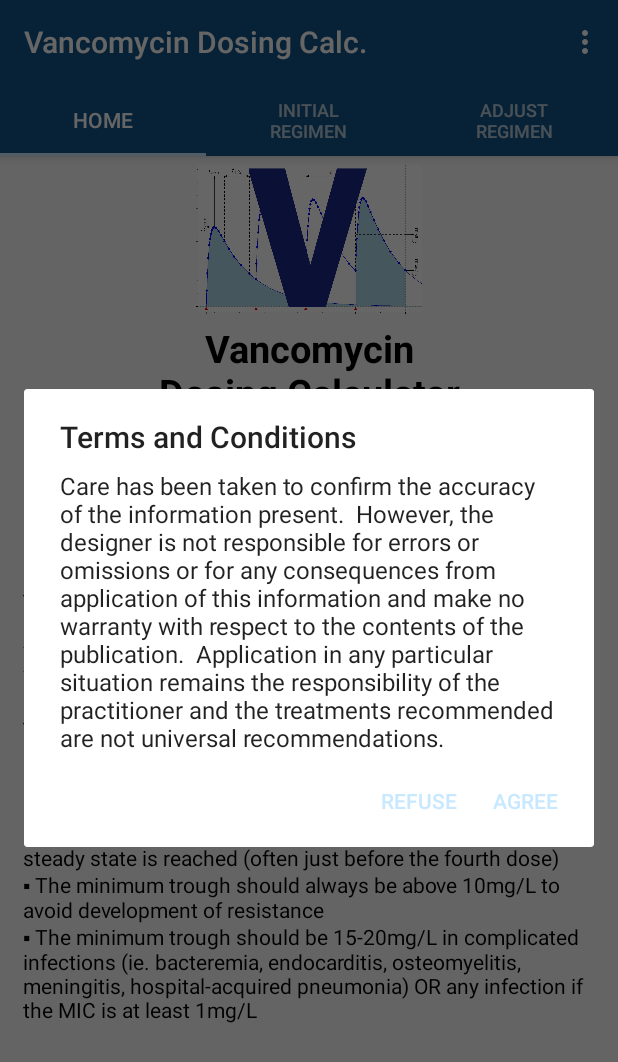
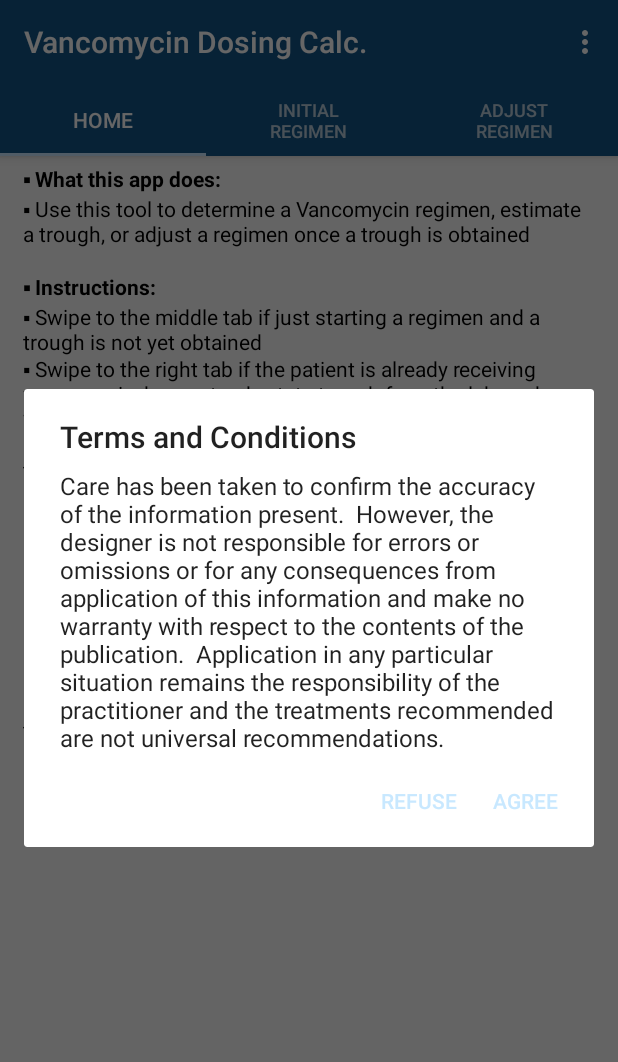
Before and after one commit to ITKosta829/Dosage-Calculator, an Android app: the screen it shows after launch (MainActivity), on a phone screen of 412 x 824 dp. Shown: the top 1062 px of the screen. Run offline under Robolectric (Android 15) with nearby library versions, the phone set to English and light mode, and no system bars.

Commit message:
Signed APK Created and Published

```diff
--- a/app/src/main/java/com/hughesmedicine/gregh/pharmacyapp/DataHandler.java
+++ b/app/src/main/java/com/hughesmedicine/gregh/pharmacyapp/DataHandler.java
@@ -280,7 +280,7 @@ public class DataHandler {
         Log.d("InitialESST", "d: " + d);
         ESST = (a * b * c) / d;
         Log.d("InitialESST", "ESST: " + ESST);
-        ESST = round(ESST, 3);
+        ESST = round(ESST, 2);
         Log.d("InitialESST", "ESST: " + ESST);
 
 
@@ -354,7 +354,7 @@ public class DataHandler {
         d = 1 - Math.exp(-pseudoActualKE * newFrequencySelection);
         Log.d("InitialESST", "d: " + d);
         newESST = (a * b * c) / d;
-        newESST = round(newESST, 3);
+        newESST = round(newESST, 2);
 
     }
 
--- a/app/src/main/java/com/hughesmedicine/gregh/pharmacyapp/FragTabHome.java
+++ b/app/src/main/java/com/hughesmedicine/gregh/pharmacyapp/FragTabHome.java
@@ -37,23 +37,26 @@ public class FragTabHome extends Fragment {
         bullet = '\u2022';
         square = '\u25AA';
 
+        TextView textA = (TextView) mView.findViewById(R.id.textA);
         TextView text1 = (TextView) mView.findViewById(R.id.text1);
         TextView text2 = (TextView) mView.findViewById(R.id.text2);
         TextView text3 = (TextView) mView.findViewById(R.id.text3);
         TextView text4 = (TextView) mView.findViewById(R.id.text4);
         TextView text5 = (TextView) mView.findViewById(R.id.text5);
 
+        textA.setText(square + " What this app does:");
+
         text1.setText(square + " Use this tool to determine a Vancomycin regimen, estimate a trough, " +
-                "or adjust a regimen once a trough is obtained.\n");
+                "or adjust a regimen once a trough is obtained\n");
 
-        text2.setText(square + " Instructions:\n");
+        text2.setText(square + " Instructions:");
 
         text3.setText(square + " Swipe to the middle tab if just starting a regimen and a trough is not yet obtained\n" +
                 square + " Swipe to the right tab if the patient is already receiving vancomycin, " +
                 "has a steady state trough from the lab, and you wish to adjust the regimen\n" +
                 square + " Use the menu in the upper right for more information about this tool\n");
 
-        text4.setText(square + " Optimal drug monitoring:\n");
+        text4.setText(square + " Optimal drug monitoring:");
 
         text5.setText(square + " The trough should be obtained prior to the next dose once steady " +
                 "state is reached (often just before the fourth dose)\n" +
--- a/app/src/main/java/com/hughesmedicine/gregh/pharmacyapp/FragTabOne.java
+++ b/app/src/main/java/com/hughesmedicine/gregh/pharmacyapp/FragTabOne.java
@@ -196,6 +196,8 @@ public class FragTabOne extends Fragment implements OnCheckedChangeListener {
             DH.SCr = Double.valueOf(s);
             DH.displayHeight = h;
             DH.displayWeight = w;
+            DH.originalDoseSelection = Double.valueOf(doseSpinner.getSelectedItem().toString());
+            DH.originalFrequencySelection = Integer.valueOf(frequencySpinner.getSelectedItem().toString());
 
             DH.functionToggle = "getValues";
 
--- a/app/src/main/java/com/hughesmedicine/gregh/pharmacyapp/FragTabTwo.java
+++ b/app/src/main/java/com/hughesmedicine/gregh/pharmacyapp/FragTabTwo.java
@@ -143,6 +143,8 @@ public class FragTabTwo extends Fragment implements OnCheckedChangeListener{
                 ET_Weight.setText("");
                 ET_Actual_ESST.setText("");
                 ET_Age.setText("");
+                originalDoseSpinner.setSelection(2);
+                originalFrequencySpinner.setSelection(2);
                 newDoseSpinner.setSelection(2);
                 newFrequencySpinner.setSelection(2);
             }
@@ -209,6 +211,10 @@ public class FragTabTwo extends Fragment implements OnCheckedChangeListener{
             DH.displayWeight = w;
             DH.age = Integer.valueOf(a);
             DH.actualLabESST = Double.valueOf(e);
+            DH.originalDoseSelection = Double.valueOf(originalDoseSpinner.getSelectedItem().toString());
+            DH.originalFrequencySelection = Integer.valueOf(originalFrequencySpinner.getSelectedItem().toString());
+            DH.newDoseSelection = Double.valueOf(newDoseSpinner.getSelectedItem().toString());
+            DH.newFrequencySelection = Integer.valueOf(newFrequencySpinner.getSelectedItem().toString());
 
             DH.startFragTabTwoCalculations();
 
--- a/app/src/main/res/layout/adjust_results_dialog.xml
+++ b/app/src/main/res/layout/adjust_results_dialog.xml
@@ -226,7 +226,7 @@
             android:layout_weight="6"
             android:background="#ffff00"
             android:paddingStart="5dp"
-            android:text="NEW Est. Steady State Trough (mg/dL):"
+            android:text="NEW Est. Steady State Trough (mg/L):"
             android:textStyle="bold" />
 
         <TextView
--- a/app/src/main/res/layout/frag_tab_home.xml
+++ b/app/src/main/res/layout/frag_tab_home.xml
@@ -4,17 +4,16 @@
     android:layout_height="match_parent"
     android:orientation="vertical">
 
-
+    <!--
         <ImageView
             android:id="@+id/picture"
             android:layout_width="match_parent"
-        android:layout_height="100dp"
+            android:layout_height="75dp"
             android:layout_alignParentTop="true"
             android:layout_centerHorizontal="true"
             android:layout_marginTop="5dp"
             android:adjustViewBounds="true"
             android:src="@drawable/vanc_pic" />
-
 
         <TextView
             android:id="@+id/title"
@@ -27,13 +26,14 @@
             android:textColor="#000000"
             android:textSize="25sp"
             android:textStyle="bold" />
+            -->
 
     <ScrollView
         android:id="@+id/scroll_container"
         android:layout_width="match_parent"
         android:layout_height="wrap_content"
         android:layout_alignParentBottom="true"
-        android:layout_below="@+id/title"
+        android:layout_alignParentTop="true"
         android:layout_marginBottom="10dp"
         android:layout_marginTop="5dp">
 
@@ -41,6 +41,15 @@
             android:layout_width="match_parent"
             android:layout_height="wrap_content"
             android:orientation="vertical">
+
+            <TextView
+                android:id="@+id/textA"
+                android:layout_width="match_parent"
+                android:layout_height="wrap_content"
+                android:paddingEnd="15dp"
+                android:paddingStart="15dp"
+                android:textColor="#000000"
+                android:textStyle="bold" />
 
             <TextView
                 android:id="@+id/text1"
@@ -84,10 +93,8 @@
                 android:paddingStart="15dp"
                 android:textColor="#000000" />
 
-
         </LinearLayout>
 
     </ScrollView>
 
-
 </RelativeLayout>
```
Also changed, not shown: 1 other file. Lines whose indentation alone changed are shown as unchanged.
